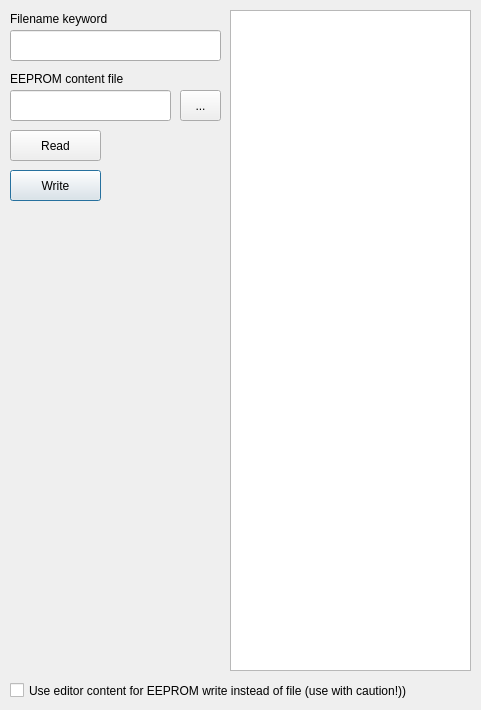
Qt form gui/YarrGui/eepromdialog.ui (Yarr/Yarr) before a commit.
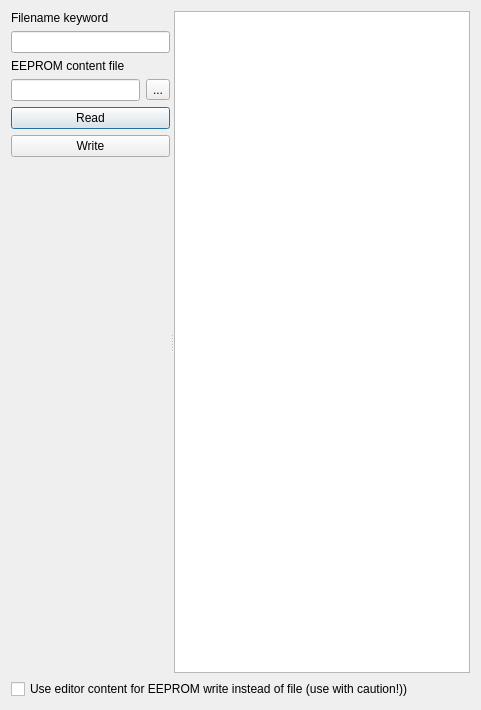
The same form after that commit.

Diff of the .ui file:
```diff
--- a/gui/YarrGui/eepromdialog.ui
+++ b/gui/YarrGui/eepromdialog.ui
@@ -13,125 +13,97 @@
   <property name="windowTitle">
    <string>Dialog</string>
   </property>
-  <widget class="QTextEdit" name="SBETextEdit">
-   <property name="enabled">
-    <bool>true</bool>
-   </property>
-   <property name="geometry">
-    <rect>
-     <x>230</x>
-     <y>10</y>
-     <width>241</width>
-     <height>661</height>
-    </rect>
-   </property>
-   <property name="font">
-    <font>
-     <family>Monospace</family>
-    </font>
-   </property>
-   <property name="acceptRichText">
-    <bool>false</bool>
-   </property>
-  </widget>
-  <widget class="QLineEdit" name="filename_keyword">
-   <property name="geometry">
-    <rect>
-     <x>10</x>
-     <y>30</y>
-     <width>211</width>
-     <height>31</height>
-    </rect>
-   </property>
-  </widget>
-  <widget class="QLineEdit" name="sbefile_name">
-   <property name="geometry">
-    <rect>
-     <x>10</x>
-     <y>90</y>
-     <width>161</width>
-     <height>31</height>
-    </rect>
-   </property>
-  </widget>
-  <widget class="QLabel" name="bitfile_label_3">
-   <property name="geometry">
-    <rect>
-     <x>10</x>
-     <y>10</y>
-     <width>131</width>
-     <height>17</height>
-    </rect>
-   </property>
-   <property name="text">
-    <string>Filename keyword</string>
-   </property>
-  </widget>
-  <widget class="QToolButton" name="sbefile_button_2">
-   <property name="geometry">
-    <rect>
-     <x>180</x>
-     <y>90</y>
-     <width>41</width>
-     <height>31</height>
-    </rect>
-   </property>
-   <property name="text">
-    <string>...</string>
-   </property>
-  </widget>
-  <widget class="QCheckBox" name="SBECheckBox">
-   <property name="geometry">
-    <rect>
-     <x>10</x>
-     <y>680</y>
-     <width>451</width>
-     <height>21</height>
-    </rect>
-   </property>
-   <property name="text">
-    <string>Use editor content for EEPROM write instead of file (use with caution!))</string>
-   </property>
-  </widget>
-  <widget class="QPushButton" name="SBEWriteButton">
-   <property name="geometry">
-    <rect>
-     <x>10</x>
-     <y>170</y>
-     <width>91</width>
-     <height>31</height>
-    </rect>
-   </property>
-   <property name="text">
-    <string>Write</string>
-   </property>
-  </widget>
-  <widget class="QLabel" name="bitfile_label_2">
-   <property name="geometry">
-    <rect>
-     <x>10</x>
-     <y>70</y>
-     <width>131</width>
-     <height>17</height>
-    </rect>
-   </property>
-   <property name="text">
-    <string>EEPROM content file</string>
-   </property>
-  </widget>
-  <widget class="QPushButton" name="SBEReadButton">
-   <property name="geometry">
-    <rect>
-     <x>10</x>
-     <y>130</y>
-     <width>91</width>
-     <height>31</height>
-    </rect>
-   </property>
-   <property name="text">
-    <string>Read</string>
-   </property>
-  </widget>
+  <layout class="QVBoxLayout" name="verticalLayout_2">
+   <item>
+    <widget class="QSplitter" name="splitter">
+     <property name="orientation">
+      <enum>Qt::Horizontal</enum>
+     </property>
+     <widget class="QWidget" name="">
+      <layout class="QVBoxLayout" name="verticalLayout">
+       <item>
+        <widget class="QLabel" name="bitfile_label_3">
+         <property name="text">
+          <string>Filename keyword</string>
+         </property>
+        </widget>
+       </item>
+       <item>
+        <widget class="QLineEdit" name="filename_keyword"/>
+       </item>
+       <item>
+        <widget class="QLabel" name="bitfile_label_2">
+         <property name="text">
+          <string>EEPROM content file</string>
+         </property>
+        </widget>
+       </item>
+       <item>
+        <layout class="QHBoxLayout" name="horizontalLayout">
+         <item>
+          <widget class="QLineEdit" name="sbefile_name"/>
+         </item>
+         <item>
+          <widget class="QToolButton" name="sbefile_button_2">
+           <property name="text">
+            <string>...</string>
+           </property>
+          </widget>
+         </item>
+        </layout>
+       </item>
+       <item>
+        <widget class="QPushButton" name="SBEReadButton">
+         <property name="text">
+          <string>Read</string>
+         </property>
+        </widget>
+       </item>
+       <item>
+        <widget class="QPushButton" name="SBEWriteButton">
+         <property name="text">
+          <string>Write</string>
+         </property>
+        </widget>
+       </item>
+       <item>
+        <spacer name="verticalSpacer">
+         <property name="orientation">
+          <enum>Qt::Vertical</enum>
+         </property>
+         <property name="sizeHint" stdset="0">
+          <size>
+           <width>20</width>
+           <height>40</height>
+          </size>
+         </property>
+        </spacer>
+       </item>
+      </layout>
+     </widget>
+     <widget class="QTextEdit" name="SBETextEdit">
+      <property name="enabled">
+       <bool>true</bool>
+      </property>
+      <property name="font">
+       <font>
+        <family>Monospace</family>
+       </font>
+      </property>
+      <property name="acceptRichText">
+       <bool>false</bool>
+      </property>
+     </widget>
+    </widget>
+   </item>
+   <item>
+    <widget class="QCheckBox" name="SBECheckBox">
+     <property name="text">
+      <string>Use editor content for EEPROM write instead of file (use with caution!))</string>
+     </property>
+    </widget>
+   </item>
+  </layout>
  </widget>
  <resources/>
  <connections/>
```
